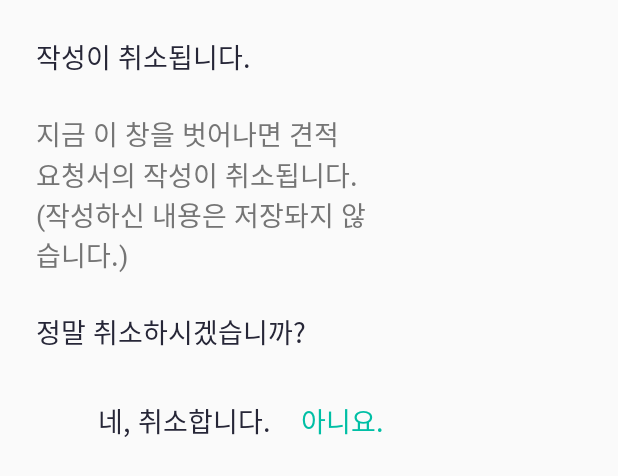
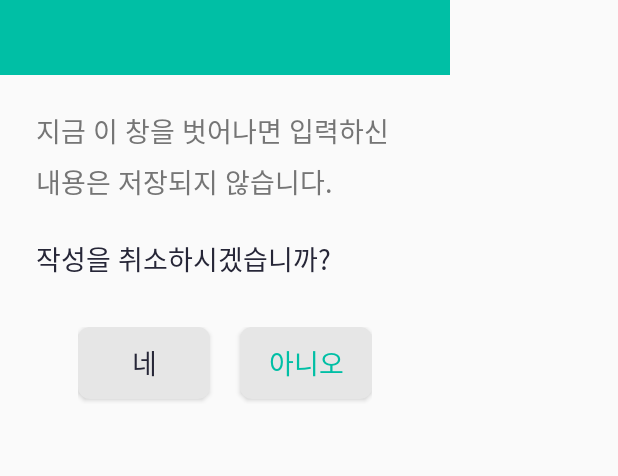
Before and after one commit to kirkee2/HelloMoney, an Android app: the layout cancel_custom_dialog.xml on its own in the app's theme, with its tools: preview values and no code run, on a phone screen of 412 x 824 dp. Shown: the top 476 px of the screen. Run offline under Robolectric (Android 15) with nearby library versions, the phone set to English and light mode, and no system bars.

Commit message:
percent customer done

```diff
--- a/app/src/main/java/com/beta/tacademy/hellomoneycustomer/activity/PostscriptDetailActivity.java
+++ b/app/src/main/java/com/beta/tacademy/hellomoneycustomer/activity/PostscriptDetailActivity.java
@@ -246,11 +246,11 @@ public class PostscriptDetailActivity extends AppCompatActivity {
                 BarDataSet dataSet = new BarDataSet(entries, "금리");
                 BarDataSet dataSetMin = new BarDataSet(entriesMin, "최저 금리");
 
-                dataSet.setColor(0xFF00BFA5);
+                dataSet.setColor(0xFFBDBDBD);
                 dataSet.setHighlightEnabled(false);
                 dataSet.setValueTextSize(10);
 
-                dataSetMin.setColor(0xFFFF4081);
+                dataSetMin.setColor(0xFF00BFA5);
                 dataSetMin.setHighlightEnabled(false);
                 dataSetMin.setValueTextSize(10);
 
--- a/app/src/main/java/com/beta/tacademy/hellomoneycustomer/recyclerViews/FAQRecyclerView/FAQRecyclerViewAdapter.java
+++ b/app/src/main/java/com/beta/tacademy/hellomoneycustomer/recyclerViews/FAQRecyclerView/FAQRecyclerViewAdapter.java
@@ -58,8 +58,8 @@ public class FAQRecyclerViewAdapter extends RecyclerView.Adapter<RecyclerView.Vi
     public void onBindViewHolder(final RecyclerView.ViewHolder holder, final int position) {
         final FAQValueObject valueObject = faqValueObjectArrayList.get(position);
 
-        ((FAQItemViewHolder) holder).title.setText(valueObject.getTitle());
-        ((FAQItemViewHolder) holder).content.setText(valueObject.getContent());
+        ((FAQItemViewHolder) holder).title.setText(valueObject.getTitle().replace("\\n", "\n"));
+        ((FAQItemViewHolder) holder).content.setText(valueObject.getContent().replace("\\n", "\n"));
         ((FAQItemViewHolder) holder).cardView.setOnClickListener(new View.OnClickListener() {
 
             @Override
--- a/app/src/main/java/com/beta/tacademy/hellomoneycustomer/recyclerViews/mainRecyclerView/MainRecyclerViewAdapter.java
+++ b/app/src/main/java/com/beta/tacademy/hellomoneycustomer/recyclerViews/mainRecyclerView/MainRecyclerViewAdapter.java
@@ -206,7 +206,7 @@ public class MainRecyclerViewAdapter extends RecyclerView.Adapter<RecyclerView.V
 
 
             if( valueObject.getBenefit() < 0){
-                String benefitString = valueObject.getBenefit() + "만원 대출 조건 보기";
+                String benefitString = CommonClass.formatMoney(valueObject.getBenefit()) + "만원 대출 조건 보기";
                 final String tmp = valueObject.getBenefit() + "";
                 SpannableStringBuilder builder = new SpannableStringBuilder(benefitString);
 
@@ -214,7 +214,7 @@ public class MainRecyclerViewAdapter extends RecyclerView.Adapter<RecyclerView.V
 
                 ((MainViewHolder) holder).benefit.setText(builder);
             }else{
-                String benefitString = "+" + valueObject.getBenefit() + "만원 대출 조건 보기";
+                String benefitString = "+" + CommonClass.formatMoney(valueObject.getBenefit()) + "만원 대출 조건 보기";
                 final String tmp = "+"+valueObject.getBenefit() + "";
                 SpannableStringBuilder builder = new SpannableStringBuilder(benefitString);
 
--- a/app/src/main/res/drawable/round_button.xml
+++ b/app/src/main/res/drawable/round_button.xml
@@ -1,7 +1,7 @@
 <?xml version="1.0" encoding="utf-8"?>
 <shape xmlns:android="http://schemas.android.com/apk/res/android"
     android:shape="rectangle">
-    <solid android:color="@color/colorPrimaryDark" />
+    <solid android:color="#e6e6e6" />
     <corners android:bottomRightRadius="8dp"
         android:bottomLeftRadius="8dp"
         android:topRightRadius="8dp"
--- a/app/src/main/res/layout/activity_request_quotation.xml
+++ b/app/src/main/res/layout/activity_request_quotation.xml
@@ -345,7 +345,6 @@
                     android:layout_marginEnd="4dp"
                     android:textColorHint="#e0e0e0"
                     android:digits="1234567890"
-                    android:maxEms="11"
                     android:maxLength="11"
                     android:hint="전화번호를 입력해주세요.(- 제외)"/>
 
--- a/app/src/main/res/layout/cancel_custom_dialog.xml
+++ b/app/src/main/res/layout/cancel_custom_dialog.xml
@@ -3,42 +3,39 @@
     xmlns:app="http://schemas.android.com/apk/res-auto"
     android:id="@+id/linearLayout"
     android:orientation="vertical"
-    android:layout_width="280dp"
+    android:layout_width="300dp"
+    android:layout_height="wrap_content">
+
+    <View
+        android:layout_width="match_parent"
+        android:layout_height="50dp"
+        android:background="@color/progress"
+        />
+
+    <LinearLayout
+        android:layout_width="match_parent"
         android:layout_height="wrap_content"
+        android:orientation="vertical"
         android:padding="24dp">
 
+        <!--
         <TextView
             android:id="@+id/textView1"
             android:layout_width="match_parent"
             android:layout_height="wrap_content"
-        android:textSize="@dimen/medium"
+            android:text="작성이 취소됩니다."
             android:textColor="@color/pointTypo"
-        android:text="작성이 취소됩니다." />
+            android:textSize="@dimen/medium" />
+            -->
 
         <TextView
             android:id="@+id/textView2"
             android:layout_width="match_parent"
             android:layout_height="wrap_content"
-        android:layout_marginTop="24dp"
             android:textSize="@dimen/medium"
             android:textColor="@color/normalTypo"
-        android:text="지금 이 창을 벗어나면 견적"/>
-
-    <TextView
-        android:id="@+id/textView3"
-        android:layout_width="match_parent"
-        android:layout_height="wrap_content"
-        android:textSize="@dimen/medium"
-        android:textColor="@color/normalTypo"
-        android:text="요청서의 작성이 취소됩니다."/>
-
-    <TextView
-        android:id="@+id/textView4"
-        android:layout_width="match_parent"
-        android:layout_height="wrap_content"
-        android:textSize="@dimen/medium"
-        android:textColor="@color/normalTypo"
-        android:text="(작성하신 내용은 저장돠지 않습니다.)"/>
+            android:lineSpacingExtra="7sp"
+            android:text="지금 이 창을 벗어나면 입력하신 내용은 저장되지 않습니다."/>
 
 
         <TextView
@@ -48,15 +45,20 @@
             android:layout_marginTop="24dp"
             android:textSize="@dimen/medium"
             android:textColor="@color/pointTypo"
-        android:text="정말 취소하시겠습니까?" />
+            android:text="작성을 취소하시겠습니까?" />
 
         <RelativeLayout
-        android:layout_width="wrap_content"
+            android:layout_width="match_parent"
             android:layout_height="wrap_content"
             android:layout_marginTop="32dp">
 
+            <LinearLayout
+                android:layout_width="wrap_content"
+                android:layout_height="wrap_content"
+                android:orientation="horizontal"
+                android:layout_centerHorizontal="true">
 
-        <TextView
+                <Button
                     android:id="@+id/yes"
                     android:layout_width="wrap_content"
                     android:layout_height="wrap_content"
@@ -64,14 +66,22 @@
                     android:layout_toLeftOf="@+id/no"
                     android:layout_marginEnd="20dp"
                     android:textColor="@color/pointTypo"
-            android:text="네, 취소합니다." />
-        <TextView
+                    android:text="네"
+                    android:background="@drawable/round_button"
+                    android:layout_marginBottom="3dp"/>
+
+                <Button
                     android:id="@id/no"
                     android:layout_width="wrap_content"
                     android:layout_height="wrap_content"
                     android:textSize="@dimen/medium"
                     android:textColor="@color/progress"
                     android:layout_alignParentEnd="true"
-            android:text="아니요." />
+                    android:text="아니오"
+                    android:background="@drawable/round_button"
+                    android:layout_marginBottom="3dp"/>
+
+            </LinearLayout>
         </RelativeLayout>
     </LinearLayout>
+</LinearLayout>
```
Also changed, not shown: app/src/main/java/com/beta/tacademy/hellomoneycustomer/activity/RequestQuotationActivity.java (+12 -87 lines), app/src/main/java/com/beta/tacademy/hellomoneycustomer/common/CommonClass.java (+16 -0 lines), app/src/main/java/com/beta/tacademy/hellomoneycustomer/recyclerViews/myQuotationRecyclerView/MyQuotationRecyclerViewAdapter.java (+5 -6 lines), app/src/main/java/com/beta/tacademy/hellomoneycustomer/recyclerViews/quotationDetailRecyclerView/QuotationDetailRecyclerViewAdapter.java (+15 -12 lines), app/src/main/java/com/beta/tacademy/hellomoneycustomer/viewPagers/mainViewpager/MainPageFragment.java (+6 -6 lines). Lines whose indentation alone changed are shown as unchanged.
